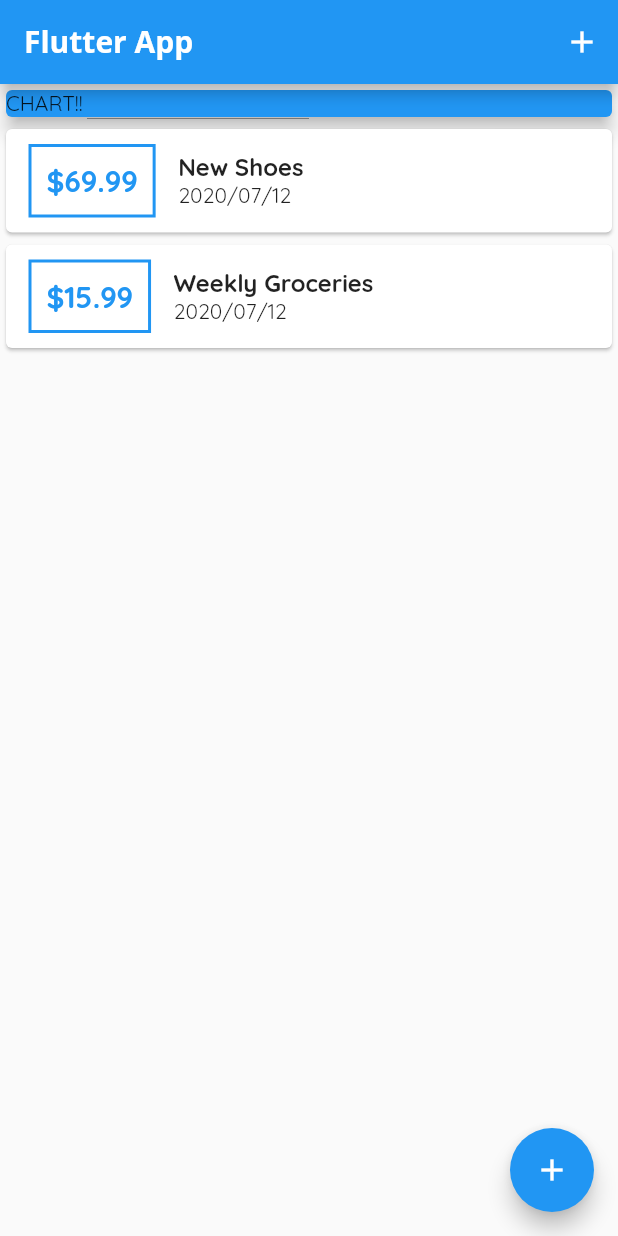
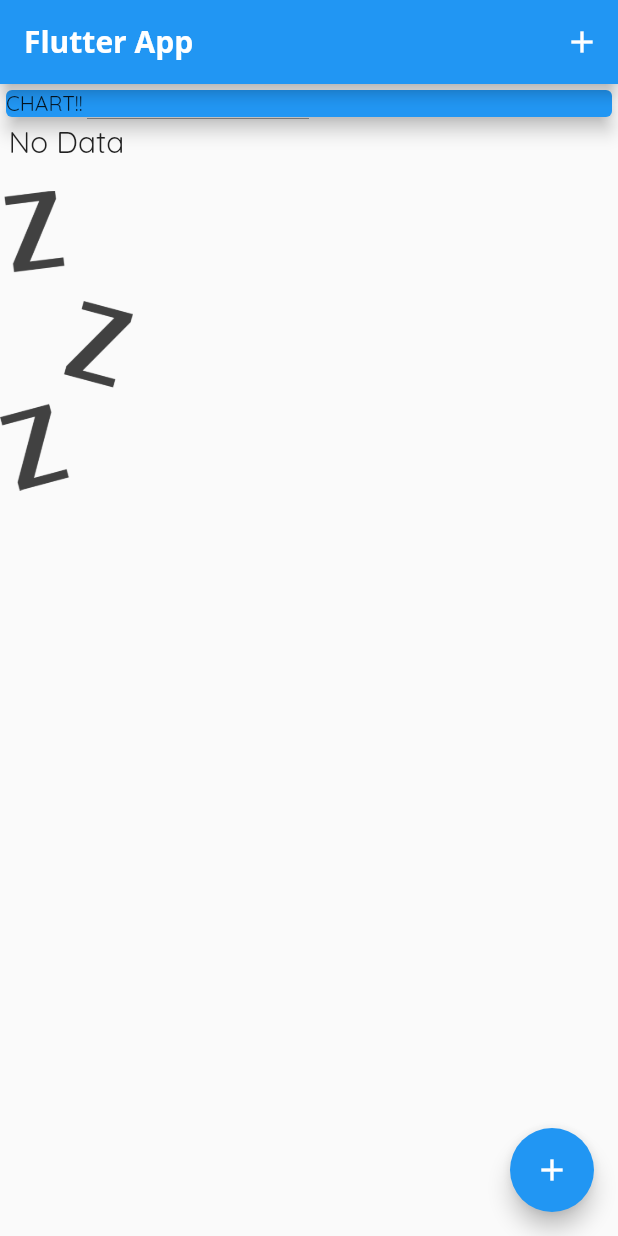
Before and after one commit to hiroshimuto9/flutter_expense_app, a Flutter app: the screen it shows after launch, on a phone screen of 412 x 824 dp. Run offline on Flutter 3.47's test engine with Material 2 defaults, Android fonts, the phone set to English and light mode, and no system bars.

Commit message:
feat: add widget for no data

```diff
--- a/lib/main.dart
+++ b/lib/main.dart
@@ -39,18 +39,18 @@ class MyHomePage extends StatefulWidget {
 
 class _MyHomePageState extends State<MyHomePage> {
   final List<Transaction> _userTransactions = [
-    Transaction(
-      id: 't1',
-      title: 'New Shoes',
-      amount: 69.99, date:
-      DateTime.now()
-    ),
-    Transaction(
-      id: 't2',
-      title: 'Weekly Groceries',
-      amount: 15.99, date:
-      DateTime.now()
-    ),
+    // Transaction(
+    //   id: 't1',
+    //   title: 'New Shoes',
+    //   amount: 69.99, date:
+    //   DateTime.now()
+    // ),
+    // Transaction(
+    //   id: 't2',
+    //   title: 'Weekly Groceries',
+    //   amount: 15.99, date:
+    //   DateTime.now()
+    // ),
   ];
 
   void _addNewTransaction(String txTitle, double txAmount) {
--- a/lib/widgets/transaction_list.dart
+++ b/lib/widgets/transaction_list.dart
@@ -12,7 +12,24 @@ class TransactionList extends StatelessWidget {
   Widget build(BuildContext context) {
     return Container(
       height: 300,
-      child: ListView.builder(
+      child: transactions.isEmpty ?
+      Column(children: <Widget>[
+        Text(
+          'No Data',
+          style: Theme.of(context).textTheme.title
+        ),
+        SizedBox(
+          height: 20,
+        ),
+        Container(
+          height: 200,
+          child: Image.asset(
+            'assets/images/waiting.png',
+            fit: BoxFit.cover
+          ),
+        ),
+      ]) :
+      ListView.builder(
         itemBuilder: (ctx, index) {
           return Card(
             child: Row(children: <Widget>[
--- a/pubspec.yaml
+++ b/pubspec.yaml
@@ -46,9 +46,8 @@ flutter:
   uses-material-design: true
 
   # To add assets to your application, add an assets section, like this:
-  # assets:
-  #   - images/a_dot_burr.jpeg
-  #   - images/a_dot_ham.jpeg
+  assets:
+    - assets/images/waiting.png
 
   # An image asset can refer to one or more resolution-specific "variants", see
   # https://flutter.dev/assets-and-images/#resolution-aware.
```
Also changed, not shown: assets/images/waiting.png (added).
